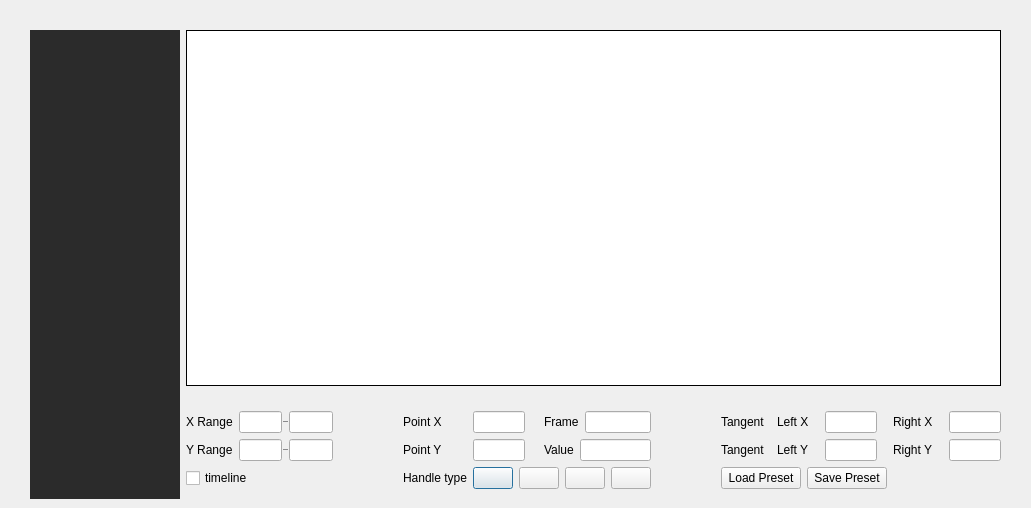
zenustech/zeno, file ui/zenoui/comctrl/dialog/curvemap/zcurvemapeditor.ui: the form before one commit.
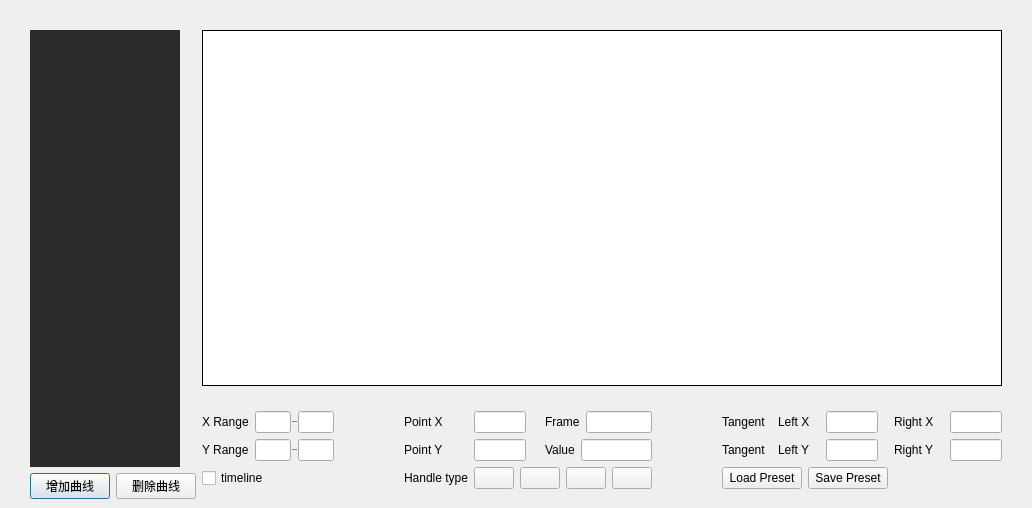
The form after the commit. Custom widgets are drawn as their Qt base class.

Commit message: dev: support add and delete channel in curveMapEditor

The edit to the form file:
```diff
--- a/ui/zenoui/comctrl/dialog/curvemap/zcurvemapeditor.ui
+++ b/ui/zenoui/comctrl/dialog/curvemap/zcurvemapeditor.ui
@@ -104,6 +104,50 @@
        </attribute>
       </widget>
      </item>
+     <item>
+      <layout class="QHBoxLayout" name="horizontalLayout_13" stretch="1,1,1,1">
+       <item>
+        <widget class="QPushButton" name="btnAddCurve">
+         <property name="text">
+          <string>增加曲线</string>
+         </property>
+        </widget>
+       </item>
+       <item>
+        <spacer name="horizontalSpacer_4">
+         <property name="orientation">
+          <enum>Qt::Horizontal</enum>
+         </property>
+         <property name="sizeHint" stdset="0">
+          <size>
+           <width>40</width>
+           <height>20</height>
+          </size>
+         </property>
+        </spacer>
+       </item>
+       <item>
+        <widget class="QPushButton" name="btnDelCurve">
+         <property name="text">
+          <string>删除曲线</string>
+         </property>
+        </widget>
+       </item>
+       <item>
+        <spacer name="horizontalSpacer_5">
+         <property name="orientation">
+          <enum>Qt::Horizontal</enum>
+         </property>
+         <property name="sizeHint" stdset="0">
+          <size>
+           <width>40</width>
+           <height>20</height>
+          </size>
+         </property>
+        </spacer>
+       </item>
+      </layout>
+     </item>
     </layout>
    </item>
    <item>
```
Left out of the diff: 24 changed lines with no effect on the pictures. The commit also changes 17 other files.
